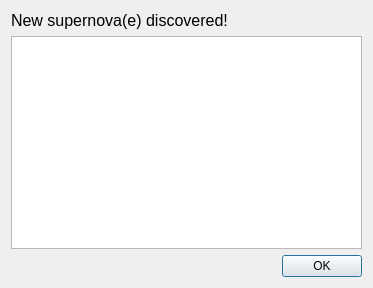
First picture: the form in kstars/skycomponents/notifyupdatesui.ui, repository KDE/kstars, before the edit.
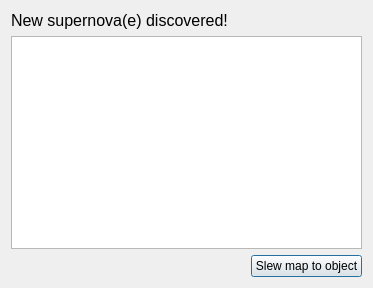
Second picture: the form after the edit.

Commit message: Now the GUI for updates notification has the option to slew map to newly discovered sky-objects(supernovae for now).

Patch:
```diff
--- a/kstars/skycomponents/notifyupdatesui.ui
+++ b/kstars/skycomponents/notifyupdatesui.ui
@@ -36,7 +36,7 @@
          <item>
           <widget class="QPushButton" name="okPushButton">
            <property name="text">
-            <string>OK</string>
+            <string>Slew map to object</string>
            </property>
           </widget>
          </item>
```
Left out of the diff: 2 changed lines with no effect on the pictures. The commit also changes 2 other files.
